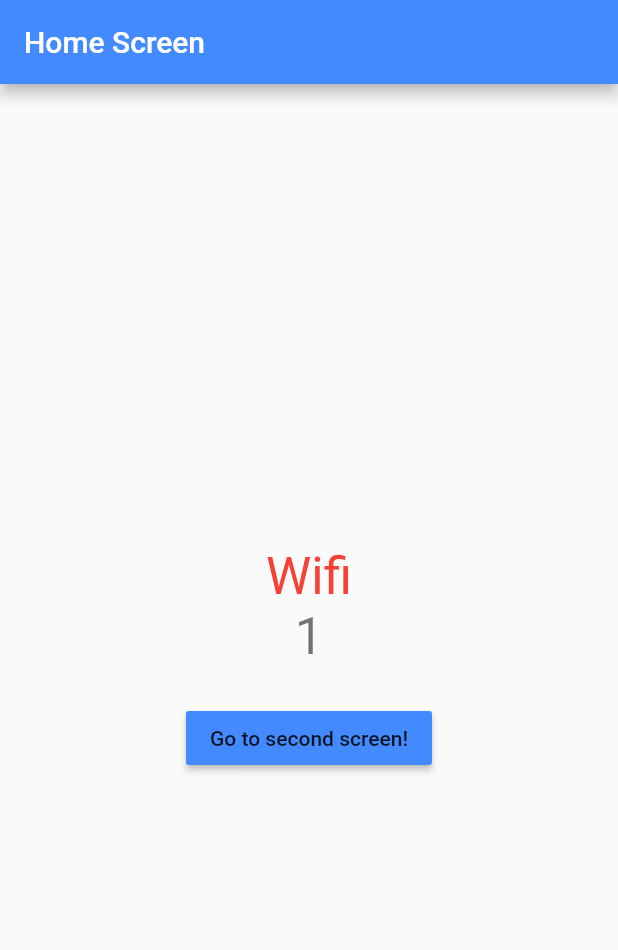
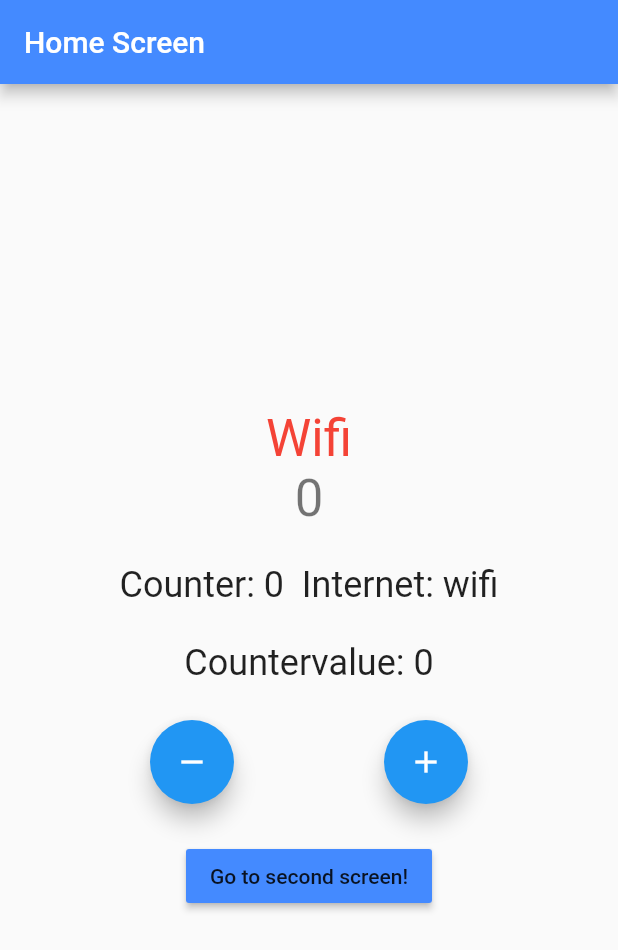
Before and after one commit to chingon1984/flutter_bloc_tutorial, a Flutter app: the screen it shows after launch, on a phone screen of 412 x 824 dp. Shown: the top 950 px of the screen. Run offline on Flutter 3.47's test engine with Material 2 defaults, Android fonts, the phone set to English and light mode, and no system bars; our stand-ins replace bloc, connectivity_plus, equatable, flutter_bloc.

Commit message:
Âintroducing context.watch to listen to multiple state changes at once and context.select to execute callback when state is different as before

```diff
--- a/lib/business_logic/cubit/counter_cubit.dart
+++ b/lib/business_logic/cubit/counter_cubit.dart
@@ -10,7 +10,7 @@ part 'counter_state.dart';
 
 class CounterCubit extends Cubit<CounterState> {
 
-  CounterCubit() : super(const CounterState(counterValue: 0)) {}
+  CounterCubit() : super(const CounterState(counterValue: 0));
 
   void increment() => emit(
       CounterState(counterValue: state.counterValue + 1, wasIncremented: true));
--- a/lib/ui/screens/home_screen.dart
+++ b/lib/ui/screens/home_screen.dart
@@ -14,19 +14,7 @@ class HomeScreen extends StatelessWidget {
 
   @override
   Widget build(BuildContext context) {
-    return BlocListener<InternetCubit, InternetState>(
-      listener: (context, state) {
-        if (state is InternetConnected && state.connectionType == ConnectionType.wifi) {
-          BlocProvider.of<CounterCubit>(context).increment();
-          return;
-        }
-
-        if (state is InternetConnected && state.connectionType == ConnectionType.mobile) {
-          BlocProvider.of<CounterCubit>(context).decrement();
-          return;
-        }
-      },
-      child: Scaffold(
+    return Scaffold(
       appBar: AppBar(
         title: Text(title),
         backgroundColor: color,
@@ -95,6 +83,72 @@ class HomeScreen extends StatelessWidget {
             const SizedBox(
               height: 24,
             ),
+
+            // context.watch => rebuilding if one state changes
+            Builder(builder: (context) {
+              final counterState = context.watch<CounterCubit>().state;
+              final internetState = context.watch<InternetCubit>().state;
+
+              if (internetState is InternetConnected &&
+                  internetState.connectionType == ConnectionType.wifi) {
+                return Text(
+                  'Counter: ${counterState.counterValue}  Internet: wifi',
+                  style: Theme.of(context).textTheme.headlineSmall,
+                );
+              }
+
+              if (internetState is InternetConnected &&
+                  internetState.connectionType == ConnectionType.mobile) {
+                return Text(
+                  'Counter: ${counterState.counterValue}  Internet: mobile',
+                  style: Theme.of(context).textTheme.headlineSmall,
+                );
+              }
+
+              return Text(
+                'Counter: ${counterState.counterValue}  Internet: disconnected',
+                style: Theme.of(context).textTheme.headlineSmall,
+              );
+            }),
+            const SizedBox(
+              height: 24,
+            ),
+
+            // context.select => whenever value is different from past valie , callback is executed
+            Builder(
+                builder: (context) {
+                  final counterValue = context.select((CounterCubit cubit) => cubit.state.counterValue);
+                  return Text(
+                    'Countervalue: ${counterValue}',
+                    style: Theme.of(context).textTheme.headlineSmall,
+                  );
+                }),
+            const SizedBox(
+              height: 24,
+            ),
+            // Plus Minus Buttons
+            Row(
+              mainAxisAlignment: MainAxisAlignment.spaceEvenly,
+              children: [
+                FloatingActionButton(
+                  onPressed: () => context.read<CounterCubit>().decrement(),
+                  heroTag: Text('$title #2'),
+                  tooltip: 'Decrement',
+                  child: const Icon(Icons.remove),
+                ),
+                FloatingActionButton(
+                  onPressed: () => context.read<CounterCubit>().increment(),
+                  heroTag: Text(title),
+                  tooltip: 'Increment',
+                  child: const Icon(Icons.add),
+                ),
+              ],
+            ),
+            const SizedBox(
+              height: 24,
+            ),
+
+            // Routing Button
             MaterialButton(
                 color: color,
                 child: const Text('Go to second screen!'),
@@ -104,7 +158,6 @@ class HomeScreen extends StatelessWidget {
           ],
         ),
       ),
-      ),
     );
   }
 }
--- a/lib/ui/screens/second_screen.dart
+++ b/lib/ui/screens/second_screen.dart
@@ -41,7 +41,7 @@ class SecondScreen extends StatelessWidget{
                   backgroundColor: color,
                   heroTag: Text(title),
                   onPressed: () {
-                    BlocProvider.of<CounterCubit>(context).decrement();
+                    context.read<CounterCubit>().decrement();
                     // context.bloc<CounterCubit>().decrement();
                   },
                   tooltip: 'Decrement',
@@ -51,7 +51,7 @@ class SecondScreen extends StatelessWidget{
                   backgroundColor: color,
                   heroTag: Text('$title #2'),
                   onPressed: () {
-                    BlocProvider.of<CounterCubit>(context).increment();
+                    context.read<CounterCubit>().increment();
                     // context.bloc<CounterCubit>().increment();
                   },
                   tooltip: 'Increment',
--- a/lib/ui/screens/third_screen.dart
+++ b/lib/ui/screens/third_screen.dart
@@ -41,7 +41,7 @@ class ThirdScreen extends StatelessWidget{
                   backgroundColor: color,
                   heroTag: Text(title),
                   onPressed: () {
-                    BlocProvider.of<CounterCubit>(context).decrement();
+                    context.read<CounterCubit>().decrement();
                     // context.bloc<CounterCubit>().decrement();
                   },
                   tooltip: 'Decrement',
@@ -51,7 +51,7 @@ class ThirdScreen extends StatelessWidget{
                   backgroundColor: color,
                   heroTag: Text('$title #2'),
                   onPressed: () {
-                    BlocProvider.of<CounterCubit>(context).increment();
+                    context.read<CounterCubit>().increment();
                     // context.bloc<CounterCubit>().increment();
                   },
                   tooltip: 'Increment',
```
Lines whose indentation alone changed are shown as unchanged.
